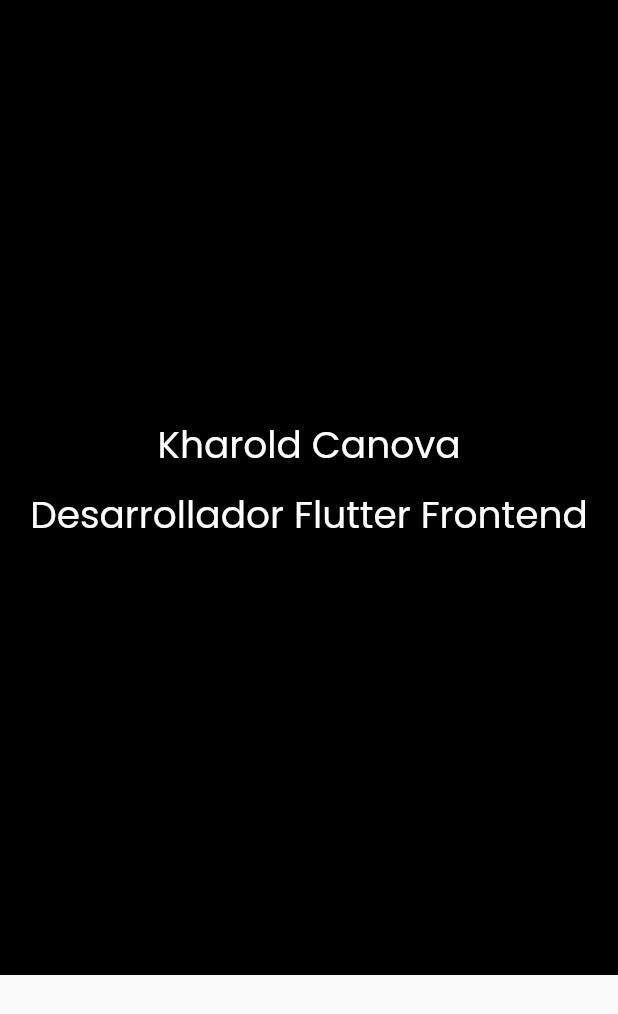
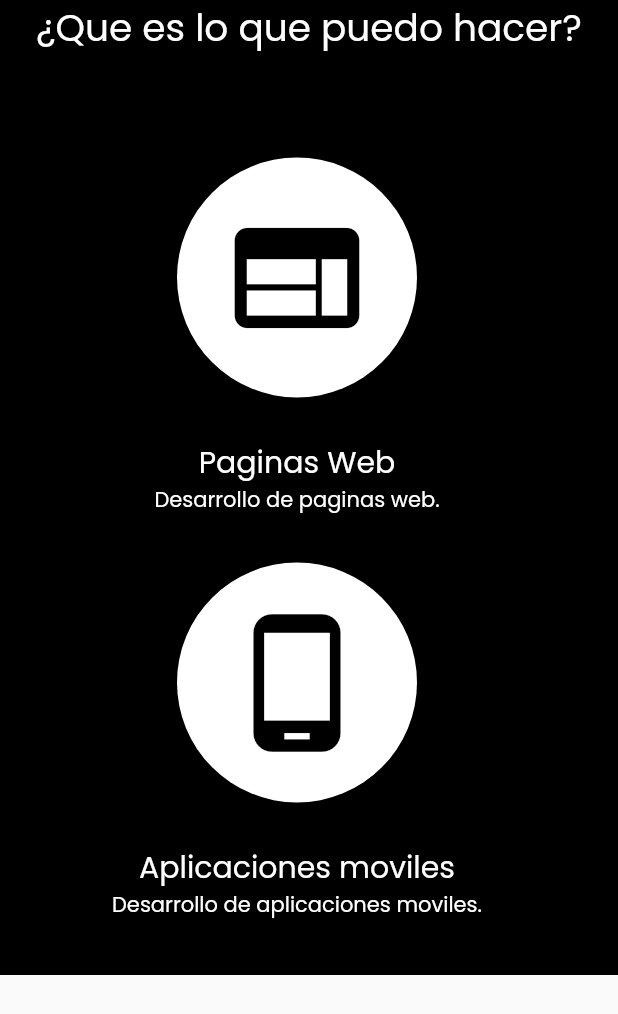
Before and after one commit to kharoldcanova/kharold-canova, a Flutter app: the PresentationWidget widget shown alone on an empty page, opened directly, on a phone screen of 412 x 824 dp. Shown: the top 1014 px of the screen. Run offline on Flutter 3.47's test engine with Material 2 defaults, Android fonts, the phone set to English and light mode, and no system bars; our stand-ins replace google_fonts.

Commit message:
improvements and presentation widget

```diff
--- a/lib/main.dart
+++ b/lib/main.dart
@@ -57,15 +57,15 @@
 
   @override
   Widget build(BuildContext context) {
-    final size = MediaQuery.of(context).size.width;
+    // final size = MediaQuery.of(context).size.width;
     return Container(
       color: Theme.of(context).colorScheme.background,
-      height: 650,
+      height: 850,
       width: double.infinity,
       child: Column(
         children: [
           Expanded(
-            child: Container(
+            child: SizedBox(
               height: double.infinity,
               width: double.infinity,
               child: Stack(
@@ -90,12 +90,36 @@
                                 fontWeight: FontWeight.bold,
                                 color: Theme.of(context).colorScheme.secondary),
                           ),
+                          Column(
+                            mainAxisAlignment: MainAxisAlignment.center,
+                            crossAxisAlignment: CrossAxisAlignment.start,
+                            children: [
                               Container(
                                 width: 500,
                                 color: Theme.of(context).colorScheme.background,
                                 child: const Text(
-                                'Desarrollador de Flutter con dos años de experiencia, me encanta hacer aplicaciones con estilos personalizados ademas de innovadores, si quieres conocer mas de mi trabajo, puedes consultar mi repositorio de Git y checar algunas de mis pasiones en Linkedin. '),
+                                  'Desarrollador de Flutter con dos años de experiencia, me encanta hacer aplicaciones con estilos personalizados ademas de innovadores, si quieres conocer mas de mi trabajo, puedes consultar mi repositorio de Git y checar algunas de mis pasiones en Linkedin. ',
+                                  style: TextStyle(
+                                    fontSize: 18,
+                                  ),
+                                ),
+                              ),
+                              const SizedBox(height: 20),
+                              ElevatedButton(
+                                style: ElevatedButton.styleFrom(
+                                  elevation: 10,
+                                  shape: RoundedRectangleBorder(
+                                    borderRadius: BorderRadius.circular(20.0),
+                                  ),
+                                  backgroundColor:
+                                      Theme.of(context).colorScheme.primary,
+                                  minimumSize: const Size(250, 60),
+                                ),
+                                onPressed: () {},
+                                child: const Text('Descargar CV'),
                               )
+                            ],
+                          ),
                         ],
                       ),
                     ),
@@ -120,7 +144,7 @@
                               minimumSize: const Size(250, 60),
                             ),
                             onPressed: () {},
-                            child: const Text('Linkdin'),
+                            child: const Text('Linkedin'),
                           ),
                           ElevatedButton(
                             style: ElevatedButton.styleFrom(
@@ -157,24 +181,129 @@
   @override
   Widget build(BuildContext context) {
     return Container(
-      color: Colors.black,
+      color: Theme.of(context).colorScheme.primary,
       height: 650,
       width: double.infinity,
-      child: const Column(
+      child: Column(
+        crossAxisAlignment: CrossAxisAlignment.center,
+        mainAxisAlignment: MainAxisAlignment.center,
+        children: [
+          Row(
             mainAxisAlignment: MainAxisAlignment.center,
             children: [
               Text(
-            'Kharold Canova',
+                '¿Que es lo que puedo hacer?',
                 textAlign: TextAlign.center,
-            style: TextStyle(fontSize: 25, color: Colors.white),
+                style: TextStyle(
+                    fontSize: 25,
+                    color: Theme.of(context).colorScheme.onPrimary),
               ),
-          SizedBox(height: 10),
+            ],
+          ),
+          const SizedBox(height: 60),
+          SizedBox(
+            child: Wrap(
+              spacing: 1.0,
+              runSpacing: 2.0,
+              alignment: WrapAlignment.start,
+              runAlignment: WrapAlignment.start,
+              crossAxisAlignment: WrapCrossAlignment.center,
+              children: [
+                Padding(
+                  padding: const EdgeInsets.all(8.0),
+                  child: SizedBox(
+                    width: 350,
+                    child: Column(
+                      mainAxisAlignment: MainAxisAlignment.center,
+                      crossAxisAlignment: CrossAxisAlignment.center,
+                      children: [
+                        CircleAvatar(
+                          backgroundColor:
+                              Theme.of(context).colorScheme.onPrimary,
+                          radius: 80,
+                          child: Icon(
+                            Icons.web,
+                            color: Theme.of(context).colorScheme.primary,
+                            size: 100,
+                          ),
+                        ),
+                        const SizedBox(height: 20),
+                        ListTile(
+                          title: Text(
+                            'Paginas Web',
+                            textAlign: TextAlign.center,
+                            style: TextStyle(
+                              fontSize: 20,
+                              color: Theme.of(context).colorScheme.onPrimary,
+                            ),
+                          ),
+                          subtitle: Text(
+                            'Desarrollo de paginas web.',
+                            textAlign: TextAlign.center,
+                            style: TextStyle(
+                              fontSize: 14,
+                              color: Theme.of(context).colorScheme.onPrimary,
+                            ),
+                          ),
+                        ),
+                      ],
+                    ),
+                  ),
+                ),
+                const SizedBox(width: 15),
+                Padding(
+                  padding: const EdgeInsets.all(8.0),
+                  child: SizedBox(
+                    width: 350,
+                    child: Column(
+                      mainAxisAlignment: MainAxisAlignment.center,
+                      crossAxisAlignment: CrossAxisAlignment.center,
+                      children: [
+                        CircleAvatar(
+                          radius: 80,
+                          backgroundColor:
+                              Theme.of(context).colorScheme.onPrimary,
+                          child: Icon(
+                            Icons.phone_android,
+                            color: Theme.of(context).colorScheme.primary,
+                            size: 100,
+                          ),
+                        ),
+                        const SizedBox(height: 20),
+                        ListTile(
+                          title: Text(
+                            'Aplicaciones moviles',
+                            textAlign: TextAlign.center,
+                            style: TextStyle(
+                              fontSize: 20,
+                              color: Theme.of(context).colorScheme.onPrimary,
+                            ),
+                          ),
+                          subtitle: Text(
+                            'Desarrollo de aplicaciones moviles.',
+                            textAlign: TextAlign.center,
+                            style: TextStyle(
+                              fontSize: 14,
+                              color: Theme.of(context).colorScheme.onPrimary,
+                            ),
+                          ),
+                        ),
+                      ],
+                    ),
+                  ),
+                ),
+              ],
+            ),
+          ),
+          const SizedBox(height: 50),
           Text(
-            'Desarrollador Flutter Frontend',
+            '¡Con diseños personalizados atractivos e interactivos!',
             textAlign: TextAlign.center,
-            style: TextStyle(fontSize: 25, color: Colors.white),
+            style: TextStyle(
+              fontSize: 18,
+              color: Theme.of(context).colorScheme.onPrimary,
             ),
-          SizedBox(height: 10),
+          )
         ],
       ),
     );
```
Lines whose indentation alone changed are shown as unchanged.
